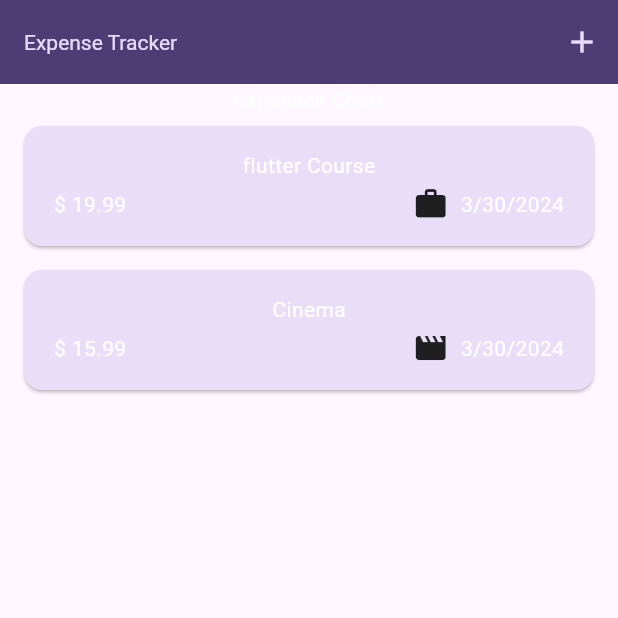
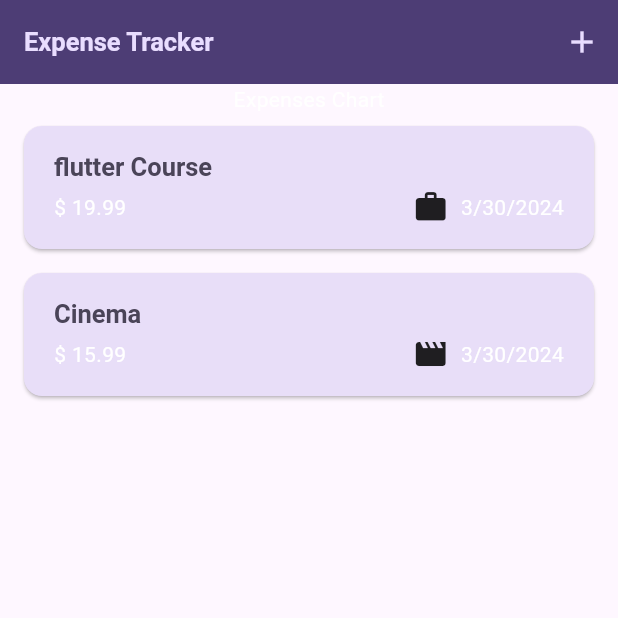
Before and after one commit to Waqas2332/Flutter-Development, a Flutter app: the screen it shows after launch, on a phone screen of 412 x 824 dp, the top half of it. Run offline on Flutter 3.47's test engine with Material 3 defaults, Android fonts, the phone set to English and light mode, and no system bars; our stand-ins replace google_fonts.

Commit message:
customized theme objects

```diff
--- a/expense_tracker/lib/widgets/expenses_list/expenses_item.dart
+++ b/expense_tracker/lib/widgets/expenses_list/expenses_item.dart
@@ -15,8 +15,12 @@ class ExpensesItem extends StatelessWidget {
           vertical: 16,
         ),
         child: Column(
+          crossAxisAlignment: CrossAxisAlignment.start,
           children: [
-            Text(expense.title),
+            Text(
+              expense.title,
+              style: Theme.of(context).textTheme.titleLarge,
+            ),
             const SizedBox(
               height: 4,
             ),
--- a/expense_tracker/lib/widgets/expenses_list/expenses_list.dart
+++ b/expense_tracker/lib/widgets/expenses_list/expenses_list.dart
@@ -13,6 +13,12 @@ class ExpensesList extends StatelessWidget {
     return ListView.builder(
       itemCount: expensesList.length,
       itemBuilder: (ctx, index) => Dismissible(
+        background: Container(
+          color: Theme.of(context).colorScheme.error.withOpacity(0.75),
+          margin: EdgeInsets.symmetric(
+            horizontal: Theme.of(context).cardTheme.margin!.horizontal,
+          ),
+        ),
         key: ValueKey(expensesList[index]),
         onDismissed: (direction) {
           onRemoveExpense(expensesList[index]);
```
Also changed, not shown: expense_tracker/lib/main.dart (+4 -3 lines).
